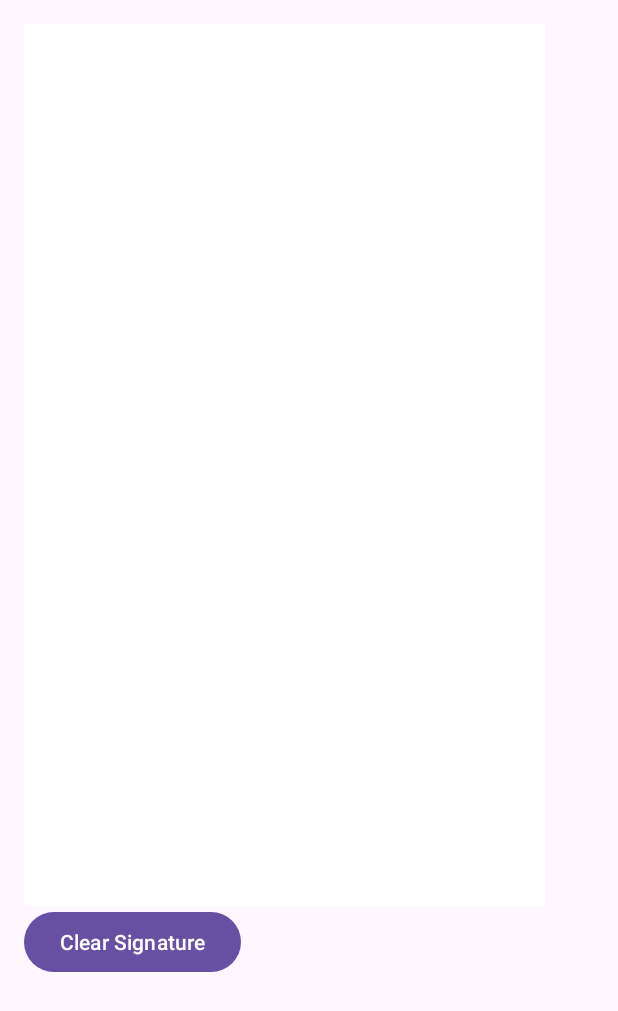
After one commit to alauth22/Budget_Mobile_App, an Android app: the Sign screen opened directly, with no data from a screen before it, on a phone screen of 412 x 824 dp. The commit adds this screen. Shown: the top 1011 px of the screen. Run offline under Robolectric (Android 15) with nearby library versions, the phone set to English and light mode, and no system bars.

Commit message:
Canvas Signature Added

```diff
--- a/app/src/main/java/com/example/finalproject/Activity/MainActivity.java
+++ b/app/src/main/java/com/example/finalproject/Activity/MainActivity.java
@@ -20,7 +20,7 @@ public class MainActivity extends AppCompatActivity {
     private FirebaseAuth mAuth;
     private EditText emailEditText;
     private EditText passwordEditText;
-    private Button loginButton, newuserButton, crashButton;
+    private Button loginButton, newuserButton;
 
 
 
@@ -40,11 +40,7 @@ public class MainActivity extends AppCompatActivity {
         passwordEditText = findViewById(R.id.passwordEditText2);
         loginButton = findViewById(R.id.loginButton2);
         newuserButton = findViewById(R.id.newuserButton2);
-        crashButton = findViewById(R.id.Crash);
 
-        crashButton.setOnClickListener(v -> {
-            throw new RuntimeException("Test Crash"); // Force a crash
-                });
 
         // Set login button onClickListener
         loginButton.setOnClickListener(v -> {
--- /dev/null
+++ b/app/src/main/java/com/example/finalproject/SignatureCanvas/Sign.java
@@ -0,0 +1,36 @@
+package com.example.finalproject.SignatureCanvas;
+
+import android.os.Bundle;
+import android.view.View;
+import android.widget.Button;
+
+import androidx.activity.EdgeToEdge;
+import androidx.appcompat.app.AppCompatActivity;
+
+import com.example.finalproject.R;
+
+public class Sign extends AppCompatActivity {
+
+    private SignatureView signatureView;
+
+    @Override
+    protected void onCreate(Bundle savedInstanceState) {
+        super.onCreate(savedInstanceState);
+        EdgeToEdge.enable(this);
+        setContentView(R.layout.activity_sign);
+
+
+
+        signatureView = findViewById(R.id.signatureView);
+        Button clearButton = findViewById(R.id.clearButton);
+
+        // Clear the signature when the "Clear Signature" button is clicked
+        clearButton.setOnClickListener(new View.OnClickListener() {
+            @Override
+            public void onClick(View v) {
+                signatureView.clearSignature();
+            }
+        });
+
+    }
+}
--- /dev/null
+++ b/app/src/main/java/com/example/finalproject/SignatureCanvas/SignatureView.java
@@ -0,0 +1,81 @@
+package com.example.finalproject.SignatureCanvas;
+
+import android.content.Context;
+import android.graphics.Canvas;
+import android.graphics.Color;
+import android.graphics.Paint;
+import android.graphics.Path;
+import android.util.AttributeSet;
+import android.view.MotionEvent;
+import android.view.View;
+
+import java.util.ArrayList;
+import java.util.List;
+
+
+//remember we're using the Android Canvas API here
+
+
+public class SignatureView extends View {
+
+    private Paint paint;
+    private Path path; // Path to draw the signature
+    private List<Path> paths = new ArrayList<>(); // List of paths to handle multiple strokes
+
+    public SignatureView(Context context, AttributeSet attrs) {
+        super(context, attrs);
+        init();
+    }
+
+    private void init() {
+        paint = new Paint();
+        paint.setColor(Color.BLACK); // Signature color
+        paint.setAntiAlias(true);
+        paint.setStrokeWidth(5f); // Stroke width for the signature
+        paint.setStyle(Paint.Style.STROKE); // Only the stroke (no fill)
+        paint.setStrokeCap(Paint.Cap.ROUND); // Rounded edges for a smoother stroke
+        paint.setStrokeJoin(Paint.Join.ROUND); // Rounded joins for smoother lines
+        path = new Path(); // Initialize path for the first touch
+    }
+
+    @Override
+    protected void onDraw(Canvas canvas) {
+        super.onDraw(canvas);
+
+        // Draw all paths (multiple strokes from the user)
+        for (Path p : paths) {
+            canvas.drawPath(p, paint);
+        }
+
+        // Draw the current path (if the user is still drawing)
+        canvas.drawPath(path, paint);
+    }
+
+    @Override
+    public boolean onTouchEvent(MotionEvent event) {
+        float touchX = event.getX();
+        float touchY = event.getY();
+
+        switch (event.getAction()) {
+            case MotionEvent.ACTION_DOWN:
+                path = new Path(); // Start a new path for the new stroke
+                path.moveTo(touchX, touchY);
+                break;
+            case MotionEvent.ACTION_MOVE:
+                path.lineTo(touchX, touchY); // Draw a line to the new touch point
+                break;
+            case MotionEvent.ACTION_UP:
+                paths.add(path); // Save the path when the user lifts their finger
+                path = new Path(); // Start a new path for the next stroke
+                break;
+        }
+        invalidate(); // Redraw the view after every touch event
+        return true;
+    }
+
+    // Optionally: Method to clear the signature
+    public void clearSignature() {
+        paths.clear();
+        invalidate(); // Redraw the view to clear the signature
+    }
+}
--- /dev/null
+++ b/app/src/main/res/layout/activity_sign.xml
@@ -0,0 +1,21 @@
+<?xml version="1.0" encoding="utf-8"?>
+<LinearLayout xmlns:android="http://schemas.android.com/apk/res/android"
+    android:layout_width="match_parent"
+    android:layout_height="match_parent"
+    android:orientation="vertical"
+    android:padding="16dp">
+
+    <com.example.finalproject.SignatureCanvas.SignatureView
+        android:id="@+id/signatureView"
+        android:layout_width="347dp"
+        android:layout_height="588dp"
+        android:background="#FFF" />
+
+    <!-- Add a button to clear the signature -->
+    <Button
+        android:id="@+id/clearButton"
+        android:layout_width="wrap_content"
+        android:layout_height="wrap_content"
+        android:text="Clear Signature" />
+
+</LinearLayout>
--- a/app/src/main/res/values/strings.xml
+++ b/app/src/main/res/values/strings.xml
@@ -57,5 +57,7 @@
     <string name="space" />
     <string name="additional_income">Additional Income</string>
     <string name="spend">Spend</string>
+    <string name="canvas">Canvas</string>
+    <string name="back">Back</string>
 
 </resources>
```
Also changed, not shown: app/src/main/AndroidManifest.xml (+9 -0 lines), app/src/main/java/com/example/finalproject/Activity/HomeBase.java (+17 -1 lines), app/src/main/res/layout/activity_home_base.xml (+16 -4 lines), app/src/main/res/layout/activity_main.xml (+0 -12 lines).
